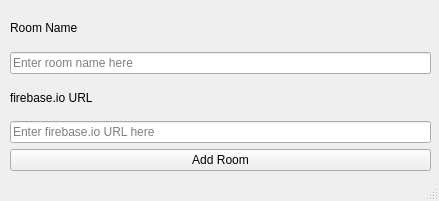
First picture: the form in UserInterface/addroom.ui, repository Santhoshlm10/FireChat-Python, before the edit.
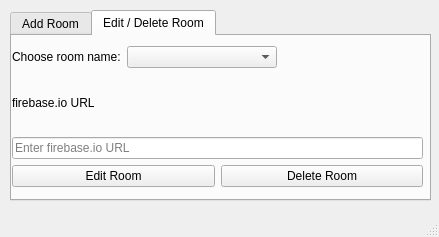
Second picture: the form after the edit. The open tabs and pages were chosen to show the change.

Diff of the .ui file:
```diff
--- a/UserInterface/addroom.ui
+++ b/UserInterface/addroom.ui
@@ -7,20 +7,36 @@
     <x>0</x>
     <y>0</y>
     <width>439</width>
-    <height>201</height>
+    <height>237</height>
    </rect>
   </property>
   <property name="windowTitle">
    <string>MainWindow</string>
   </property>
   <widget class="QWidget" name="centralwidget">
-   <widget class="QWidget" name="verticalLayoutWidget">
+   <widget class="QTabWidget" name="tabWidget">
     <property name="geometry">
      <rect>
       <x>10</x>
       <y>10</y>
       <width>421</width>
-      <height>161</height>
+      <height>191</height>
+     </rect>
+    </property>
+    <property name="currentIndex">
+     <number>0</number>
+    </property>
+    <widget class="QWidget" name="tab">
+     <attribute name="title">
+      <string>Add Room</string>
+     </attribute>
+     <widget class="QWidget" name="verticalLayoutWidget">
+      <property name="geometry">
+       <rect>
+        <x>0</x>
+        <y>1</y>
+        <width>411</width>
+        <height>151</height>
      </rect>
     </property>
     <layout class="QVBoxLayout" name="verticalLayout">
@@ -48,7 +64,7 @@
      <item>
       <widget class="QLineEdit" name="lineEdit_2">
        <property name="placeholderText">
-        <string>Enter firebase.io URL here</string>
+          <string>Enter firbase.io URL</string>
        </property>
       </widget>
      </item>
@@ -60,6 +76,103 @@
       </widget>
      </item>
     </layout>
+     </widget>
+    </widget>
+    <widget class="QWidget" name="tab_2">
+     <attribute name="title">
+      <string>Edit / Delete Room</string>
+     </attribute>
+     <widget class="QWidget" name="verticalLayoutWidget_2">
+      <property name="geometry">
+       <rect>
+        <x>0</x>
+        <y>10</y>
+        <width>411</width>
+        <height>141</height>
+       </rect>
+      </property>
+      <layout class="QVBoxLayout" name="verticalLayout_2">
+       <item>
+        <layout class="QHBoxLayout" name="horizontalLayout">
+         <item>
+          <widget class="QLabel" name="label_4">
+           <property name="sizePolicy">
+            <sizepolicy hsizetype="Fixed" vsizetype="Preferred">
+             <horstretch>0</horstretch>
+             <verstretch>0</verstretch>
+            </sizepolicy>
+           </property>
+           <property name="text">
+            <string>Choose room name:</string>
+           </property>
+          </widget>
+         </item>
+         <item>
+          <widget class="QComboBox" name="comboBox">
+           <property name="sizePolicy">
+            <sizepolicy hsizetype="Fixed" vsizetype="Fixed">
+             <horstretch>0</horstretch>
+             <verstretch>0</verstretch>
+            </sizepolicy>
+           </property>
+           <property name="minimumSize">
+            <size>
+             <width>150</width>
+             <height>0</height>
+            </size>
+           </property>
+          </widget>
+         </item>
+         <item>
+          <spacer name="horizontalSpacer">
+           <property name="orientation">
+            <enum>Qt::Horizontal</enum>
+           </property>
+           <property name="sizeHint" stdset="0">
+            <size>
+             <width>40</width>
+             <height>20</height>
+            </size>
+           </property>
+          </spacer>
+         </item>
+        </layout>
+       </item>
+       <item>
+        <widget class="QLabel" name="label_3">
+         <property name="text">
+          <string>firebase.io URL</string>
+         </property>
+        </widget>
+       </item>
+       <item>
+        <widget class="QLineEdit" name="lineEdit_3">
+         <property name="placeholderText">
+          <string>Enter firebase.io URL</string>
+         </property>
+        </widget>
+       </item>
+       <item>
+        <layout class="QHBoxLayout" name="horizontalLayout_2">
+         <item>
+          <widget class="QPushButton" name="pushButton_2">
+           <property name="text">
+            <string>Edit Room</string>
+           </property>
+          </widget>
+         </item>
+         <item>
+          <widget class="QPushButton" name="pushButton_3">
+           <property name="text">
+            <string>Delete Room</string>
+           </property>
+          </widget>
+         </item>
+        </layout>
+       </item>
+      </layout>
+     </widget>
+    </widget>
    </widget>
   </widget>
   <widget class="QStatusBar" name="statusbar"/>
```
Lines whose indentation alone changed are shown as unchanged.
